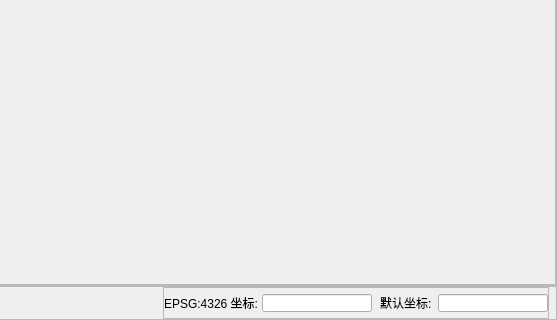
First picture: the form in ui/main.ui, repository SX-Code/pyqgis-sd, before the edit; both pictures show x 643 to 1200 and y 530 to 850 of the 1200 by 850 pixel window.
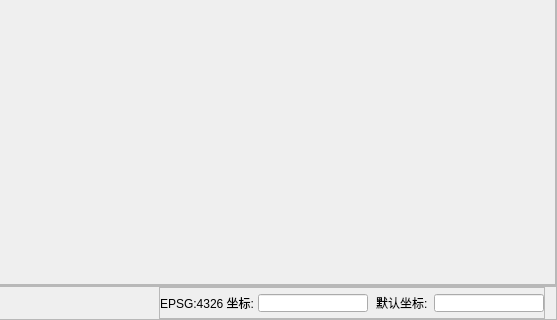
Second picture: the form after the edit. Icons and pictures are not drawn.

Diff of the .ui file:
```diff
--- a/ui/main.ui
+++ b/ui/main.ui
@@ -831,6 +831,9 @@
                <verstretch>0</verstretch>
               </sizepolicy>
              </property>
+             <property name="styleSheet">
+              <string notr="true">margin-left: 4px;</string>
+             </property>
              <property name="text">
               <string/>
              </property>
```
Left out of the diff: 2 changed lines with no effect on the pictures.
